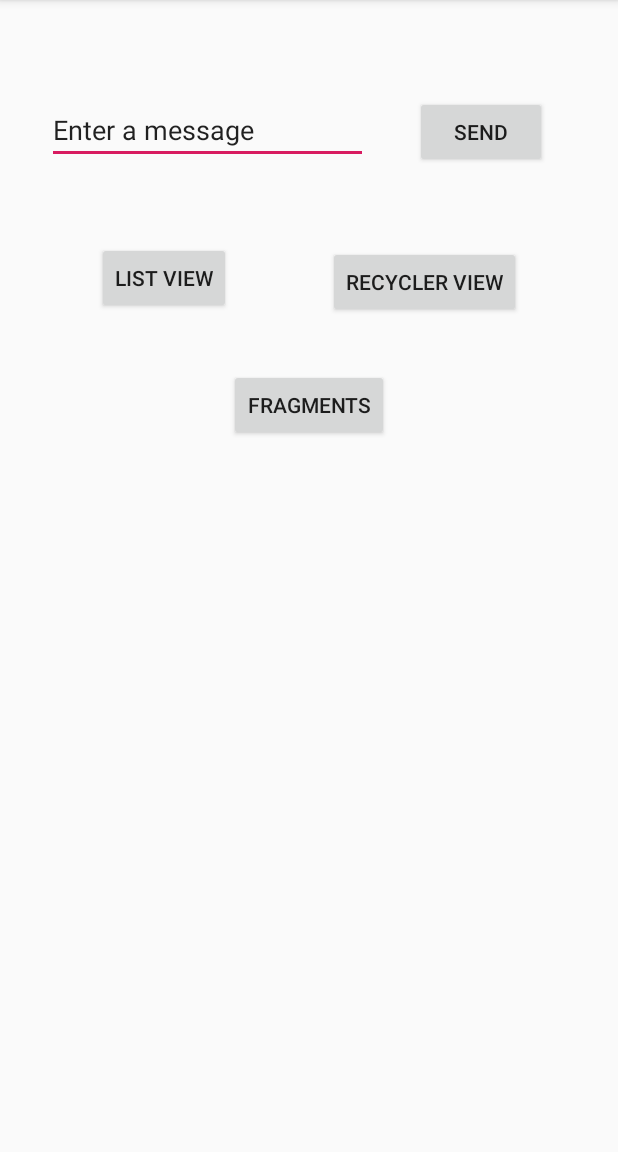
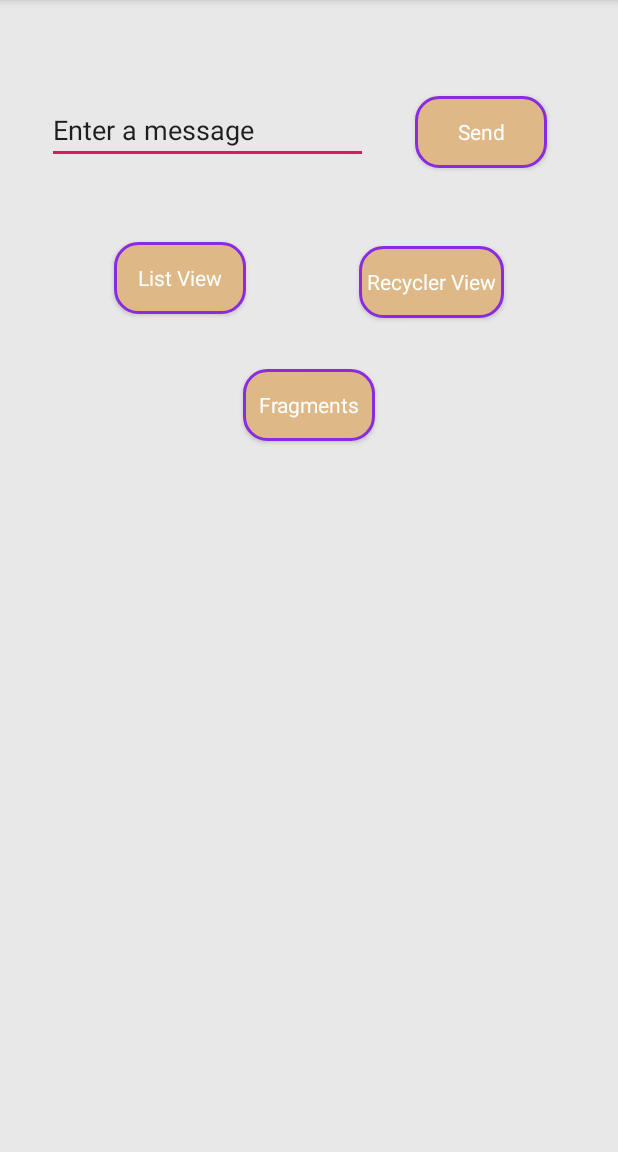
Before and after one commit to SithumPathirana/Test-Project, an Android app: the screen it shows after launch (MainActivity), on a phone screen of 412 x 824 dp, the part 84-1236 px from its top. Run offline under Robolectric (Android 15) with nearby library versions, the phone set to English and light mode, and no system bars.

Commit message:
Added colors and styles

```diff
--- /dev/null
+++ b/app/src/main/res/drawable/button_bg.xml
@@ -0,0 +1,12 @@
+<?xml version="1.0" encoding="utf-8"?>
+<selector xmlns:android="http://schemas.android.com/apk/res/android">
+
+    <item>
+        <shape android:shape="rectangle">
+            <solid android:color="#DEB887"/>
+            <stroke android:color="#8A2BE2" android:width="2dp" />
+            <!--corners allow us to make the rounded corners button-->
+            <corners android:radius="15dp" />
+        </shape>
+    </item>
+</selector>
--- a/app/src/main/res/layout/activity_main.xml
+++ b/app/src/main/res/layout/activity_main.xml
@@ -4,7 +4,8 @@
                                              xmlns:tools="http://schemas.android.com/tools"
                                              android:layout_width="match_parent"
                                              android:layout_height="match_parent"
-                                             tools:context=".MainActivity">
+                                             tools:context=".MainActivity"
+                                             style="@style/AppThemeDark">
 
     <EditText
             android:layout_width="214dp"
@@ -19,7 +20,7 @@
             android:layout_marginTop="64dp"
             app:layout_constraintTop_toTopOf="parent"/>
 
-    <Button
+    <Button   style="@style/TextAppearance"
             android:layout_width="wrap_content"
             android:layout_height="wrap_content"
             android:id="@+id/button"
@@ -33,7 +34,7 @@
             android:layout_marginTop="64dp"
             app:layout_constraintTop_toTopOf="parent"/>
 
-    <Button
+    <Button  style="@style/TextAppearance"
             android:layout_width="wrap_content"
             android:layout_height="wrap_content"
             android:id="@+id/button2"
@@ -46,7 +47,7 @@
             android:onClick="goToListView"
             app:layout_constraintEnd_toStartOf="@+id/button3"/>
 
-    <Button
+    <Button  style="@style/TextAppearance"
             android:layout_width="wrap_content"
             android:layout_height="wrap_content"
             android:id="@+id/button3"
@@ -58,7 +59,7 @@
             android:text="@string/recycler_view_button"
             android:onClick="goToRecyclerView"/>
 
-    <Button
+    <Button  style="@style/TextAppearance"
             android:layout_width="wrap_content"
             android:layout_height="wrap_content"
             android:id="@+id/button4"
--- a/app/src/main/res/values/colors.xml
+++ b/app/src/main/res/values/colors.xml
@@ -3,4 +3,7 @@
     <color name="colorPrimary">#008577</color>
     <color name="colorPrimaryDark">#00574B</color>
     <color name="colorAccent">#D81B60</color>
+    <color name="colorBackground">  #e8e8e8 </color>
+    <color name="colorTextBackground"> #008577 </color>
+    <color name="colorText">  #ffffff  </color>
 </resources>
--- a/app/src/main/res/values/styles.xml
+++ b/app/src/main/res/values/styles.xml
@@ -8,4 +8,15 @@
         <item name="colorAccent">@color/colorAccent</item>
     </style>
 
+    <style name="AppThemeDark" parent="TextAppearance.AppCompat">
+        <item name="android:background"> @color/colorBackground </item>
+    </style>
+
+    <style name="TextAppearance" parent="TextAppearance.AppCompat">
+        <item name="android:background"> @drawable/button_bg  </item>
+        <item name="android:textColor"> @color/colorText   </item>
+        <item name="android:padding"> 5dp </item>
+        <item name="android:textAllCaps"> false </item>
+    </style>
+
 </resources>
```
